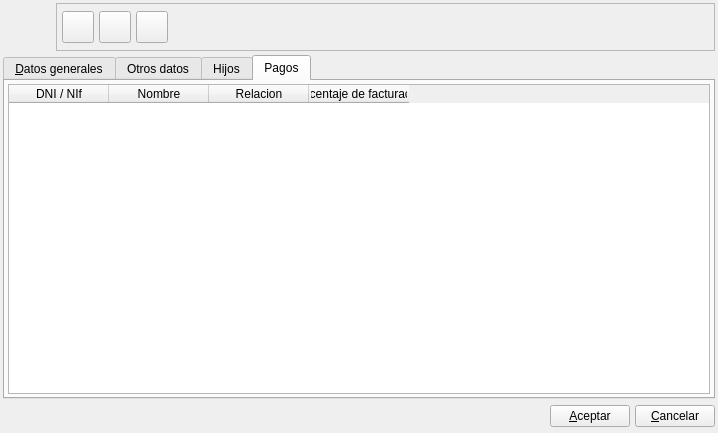
This is bulmages/bulmafact/plugins/pluginbf_tutor/tutorbase.ui in eboladev/Bulmages-1 as Qt 5 draws it before an edit. The edited form follows.
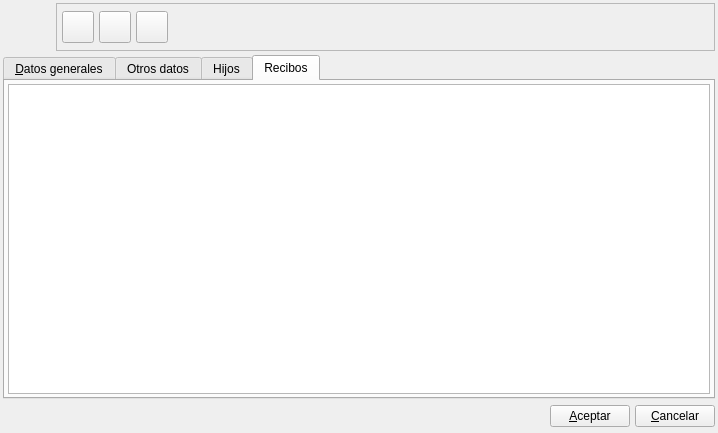
This is the edited form. The open tabs and pages were chosen to show the change. Icons and pictures are not drawn. Custom widgets are drawn as their Qt base class.

Commit message: En la ficha de tutor agrego el subformulario de todos los recibos que tiene dicho tutor

What changed in the file:
```diff
--- a/bulmages/bulmafact/plugins/pluginbf_tutor/tutorbase.ui
+++ b/bulmages/bulmafact/plugins/pluginbf_tutor/tutorbase.ui
@@ -559,32 +559,11 @@
      </widget>
      <widget class="QWidget" name="tab_3">
       <attribute name="title">
-       <string>Pagos</string>
+       <string>Recibos</string>
       </attribute>
       <layout class="QGridLayout" name="gridLayout_4">
        <item row="0" column="0">
-        <widget class="QTableWidget" name="tableWidget_2">
-         <column>
-          <property name="text">
-           <string>DNI / NIf</string>
-          </property>
-         </column>
-         <column>
-          <property name="text">
-           <string>Nombre</string>
-          </property>
-         </column>
-         <column>
-          <property name="text">
-           <string>Relacion</string>
-          </property>
-         </column>
-         <column>
-          <property name="text">
-           <string>Porcentaje de facturacion</string>
-          </property>
-         </column>
-        </widget>
+        <widget class="BfSubForm" name="mui_listrecibos"/>
        </item>
       </layout>
      </widget>
@@ -614,6 +593,11 @@
    <extends>QComboBox</extends>
    <header>bfbuscarformapago.h</header>
   </customwidget>
+  <customwidget>
+   <class>BfSubForm</class>
+   <extends>QTableWidget</extends>
+   <header>bfsubform.h</header>
+  </customwidget>
  </customwidgets>
  <tabstops>
   <tabstop>mui_guardar</tabstop>
```
Left out of the diff: 2 changed lines with no effect on the pictures. The commit also changes 1 other file.
